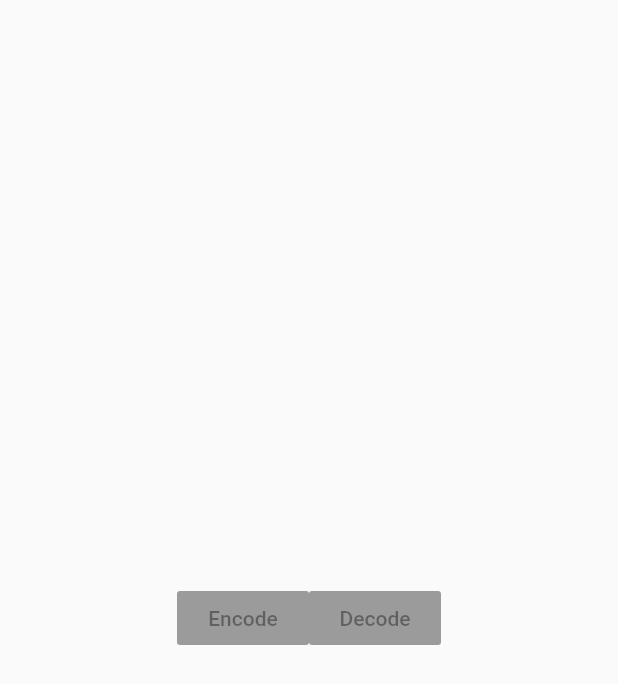
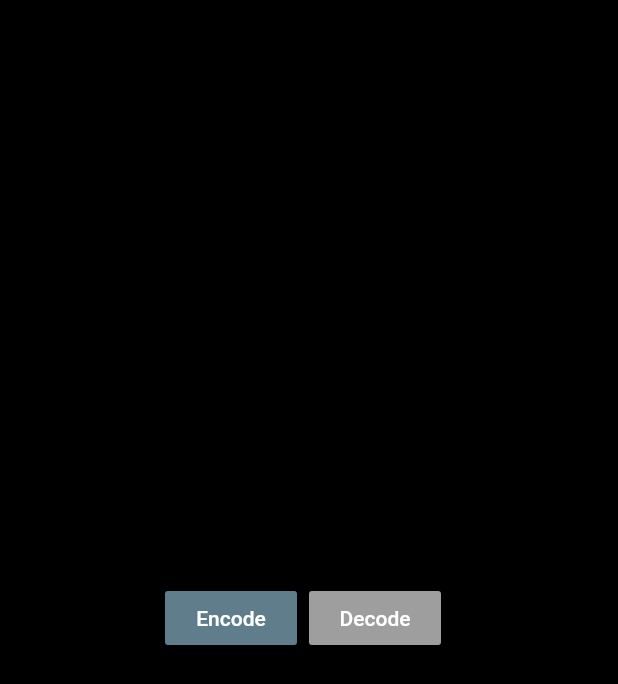
Before and after one commit to ethani149/2.7, a Flutter app: the screen it shows after launch, on a phone screen of 412 x 824 dp. Shown: the top 684 px of the screen. Run offline on Flutter 3.47's test engine with Material 2 defaults, Android fonts, the phone set to English and light mode, and no system bars.

Commit message:
Added Encrypt Key VC Changed Color Scheme on MainButton

```diff
--- a/cypher_advanced_programing/lib/SharedUI/KeyTextField.dart
+++ b/cypher_advanced_programing/lib/SharedUI/KeyTextField.dart
@@ -3,9 +3,11 @@ import 'package:cypher_advanced_programing/ViewController/encodeDecodeSelectVC.d
 
 class KeyTextFeild extends StatelessWidget {
   //a Widget of the Cypher Key Text Feild
+  final Function onChanged;
   final TextEditingController keyTextFeildController;
   final String hintText;
-  const KeyTextFeild({Key key, this.keyTextFeildController, this.hintText})
+  const KeyTextFeild(
+      {Key key, this.keyTextFeildController, this.hintText, this.onChanged})
       : super(key: key);
   @override
   Widget build(BuildContext context) {
@@ -23,6 +25,7 @@ class KeyTextFeild extends StatelessWidget {
         ),
         //maxLines: 4,
         //textAlignVertical: TextAlignVertical.bottom,
+        onChanged: onChanged,
         onSubmitted: (value) {},
         obscureText: false,
         decoration: InputDecoration(
--- a/cypher_advanced_programing/lib/SharedUI/MainButton.dart
+++ b/cypher_advanced_programing/lib/SharedUI/MainButton.dart
@@ -1,13 +1,18 @@
 import 'package:flutter/material.dart';
 
 class MainButton extends StatelessWidget {
+  //This Class is for the main Rasied Buttons Elements
   @override
-  final Function pressFunction;
-  final String buttonText;
+  final Function pressFunction; // function to run on press
+  final String buttonText; // text to be shown on button
   const MainButton({Key key, this.pressFunction, this.buttonText})
-      : super(key: key);
+      : super(key: key); // class super values
   Widget build(BuildContext context) {
     return RaisedButton(
+      disabledColor: Colors.grey,
+      color: Colors.blueGrey,
+      splashColor: Colors.grey,
+      textColor: Colors.white,
       onPressed: pressFunction,
       child: Text(buttonText),
     );
--- a/cypher_advanced_programing/lib/ViewController/HomeScreen.dart
+++ b/cypher_advanced_programing/lib/ViewController/HomeScreen.dart
@@ -1,48 +1,7 @@
 import 'package:cypher_advanced_programing/SharedUI/MainButton.dart';
+import 'package:cypher_advanced_programing/ViewController/EncryptKeyEnterVC.dart';
 import 'package:cypher_advanced_programing/ViewController/encodeDecodeSelectVC.dart';
 import 'package:flutter/material.dart';
-
-// class HomeScreenView extends StatelessWidget {
-//   @override
-//   Widget build(BuildContext context) {
-//     return Column(
-//       mainAxisAlignment: MainAxisAlignment.center,
-//       children: [
-//         Padding(
-//           padding: const EdgeInsets.only(bottom: 20),
-//           child: Container(
-//             width: 300,
-//             child: Text(
-//               "This is a encryption and decryprion program you use this program you will need a encryption key",
-//               style: TextStyle(
-//                 fontFamily: 'InterV_',
-//                 color: Color(0xffffffff),
-//                 fontSize: 14,
-//                 fontWeight: FontWeight.w500,
-//                 fontStyle: FontStyle.normal,
-//                 letterSpacing: 0,
-//               ),
-//             ),
-//           ),
-//         ),
-//         GestureDetector(
-//           onTap: () {
-//             Navigator.push(
-//                 context,
-//                 MaterialPageRoute(
-//                     builder: (context) =>
-//                         EncodeDecodeSelectVC())); // Pushing New VC into Navigation Stack
-//           },
-//           child: Container(
-//               width: 100,
-//               height: 25,
-//               color: Colors.blueGrey,
-//               child: Center(child: Text("Start"))),
-//         ),
-//       ],
-//     );
-//   }
-// }
 
 class HomeScreenView extends StatefulWidget {
   @override
@@ -59,12 +18,20 @@ class _HomeScreenView extends State<HomeScreenView> {
           mainAxisAlignment: MainAxisAlignment.center,
           children: [
             MainButton(
-              pressFunction: null,
+              pressFunction: () {
+                Navigator.push(
+                  context,
+                  MaterialPageRoute(builder: (context) => EncryptKeyEnterVC()),
+                );
+              },
               buttonText: "Encode",
             ),
-            MainButton(
-              pressFunction: null,
-              buttonText: "Decode",
+            Padding(
+              padding: const EdgeInsets.all(8.0), //spacer
+              child: MainButton(
+                pressFunction: null,
+                buttonText: "Decode",
+              ),
             )
           ],
         )
--- a/cypher_advanced_programing/lib/main.dart
+++ b/cypher_advanced_programing/lib/main.dart
@@ -31,6 +31,7 @@ class _MyHomePageState extends State<MyHomePage> {
   @override
   Widget build(BuildContext context) {
     return Scaffold(
+      backgroundColor: Colors.black,
       body: Center(child: HomeScreenView()),
     );
   }
```
Also changed, not shown: cypher_advanced_programing/lib/ViewController/EncryptKeyEnterVC.dart (added, +52 -0 lines).
